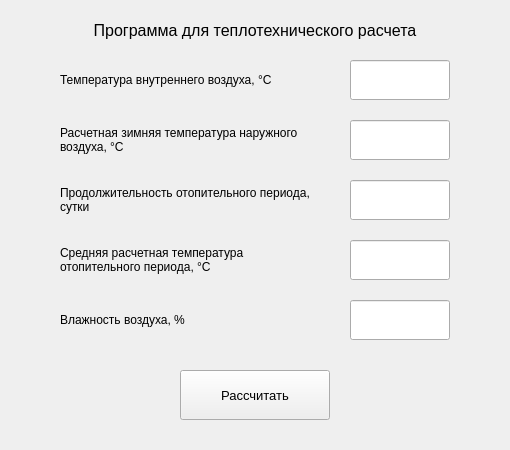
Before: the Qt Designer form design.ui in OsmanovRuslan/CalculationProgram, drawn with Qt 5.
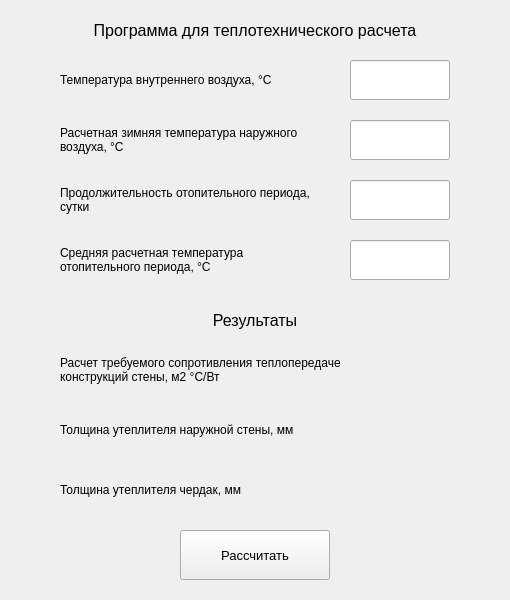
After: the same form once the commit is applied.

What changed in the file:
```diff
--- a/design.ui
+++ b/design.ui
@@ -7,7 +7,7 @@
     <x>0</x>
     <y>0</y>
     <width>510</width>
-    <height>450</height>
+    <height>600</height>
    </rect>
   </property>
   <property name="sizePolicy">
@@ -24,7 +24,7 @@
     <property name="geometry">
      <rect>
       <x>180</x>
-      <y>370</y>
+      <y>530</y>
       <width>150</width>
       <height>50</height>
      </rect>
@@ -99,19 +99,6 @@
      <bool>true</bool>
     </property>
    </widget>
-   <widget class="QLabel" name="label_5">
-    <property name="geometry">
-     <rect>
-      <x>60</x>
-      <y>300</y>
-      <width>250</width>
-      <height>40</height>
-     </rect>
-    </property>
-    <property name="text">
-     <string>Влажность воздуха, %</string>
-    </property>
-   </widget>
    <widget class="QLabel" name="label_6">
     <property name="geometry">
      <rect>
@@ -191,18 +178,125 @@
      <set>Qt::AlignCenter</set>
     </property>
    </widget>
-   <widget class="QLineEdit" name="lineEdit_5">
+   <widget class="QLabel" name="label_5">
     <property name="geometry">
      <rect>
-      <x>350</x>
+      <x>60</x>
+      <y>350</y>
+      <width>300</width>
+      <height>40</height>
+     </rect>
+    </property>
+    <property name="text">
+     <string>Расчет требуемого сопротивления теплопередаче конструкций стены, м2 °С/Вт</string>
+    </property>
+    <property name="wordWrap">
+     <bool>true</bool>
+    </property>
+   </widget>
+   <widget class="QLabel" name="label_7">
+    <property name="geometry">
+     <rect>
+      <x>60</x>
+      <y>410</y>
+      <width>300</width>
+      <height>40</height>
+     </rect>
+    </property>
+    <property name="text">
+     <string>Толщина утеплителя наружной стены, мм</string>
+    </property>
+    <property name="wordWrap">
+     <bool>true</bool>
+    </property>
+   </widget>
+   <widget class="QLabel" name="label_8">
+    <property name="geometry">
+     <rect>
+      <x>60</x>
+      <y>470</y>
+      <width>300</width>
+      <height>40</height>
+     </rect>
+    </property>
+    <property name="text">
+     <string>Толщина утеплителя чердак, мм</string>
+    </property>
+    <property name="wordWrap">
+     <bool>true</bool>
+    </property>
+   </widget>
+   <widget class="QLabel" name="label_9">
+    <property name="geometry">
+     <rect>
+      <x>400</x>
+      <y>350</y>
+      <width>50</width>
+      <height>40</height>
+     </rect>
+    </property>
+    <property name="text">
+     <string/>
+    </property>
+    <property name="alignment">
+     <set>Qt::AlignCenter</set>
+    </property>
+   </widget>
+   <widget class="QLabel" name="label_10">
+    <property name="geometry">
+     <rect>
+      <x>400</x>
+      <y>410</y>
+      <width>50</width>
+      <height>40</height>
+     </rect>
+    </property>
+    <property name="text">
+     <string/>
+    </property>
+    <property name="alignment">
+     <set>Qt::AlignCenter</set>
+    </property>
+   </widget>
+   <widget class="QLabel" name="label_11">
+    <property name="geometry">
+     <rect>
+      <x>400</x>
+      <y>470</y>
+      <width>50</width>
+      <height>40</height>
+     </rect>
+    </property>
+    <property name="text">
+     <string/>
+    </property>
+    <property name="alignment">
+     <set>Qt::AlignCenter</set>
+    </property>
+   </widget>
+   <widget class="QLabel" name="label_12">
+    <property name="geometry">
+     <rect>
+      <x>105</x>
       <y>300</y>
-      <width>100</width>
+      <width>300</width>
       <height>40</height>
      </rect>
     </property>
+    <property name="font">
+     <font>
+      <pointsize>12</pointsize>
+     </font>
+    </property>
+    <property name="text">
+     <string>Результаты</string>
+    </property>
     <property name="alignment">
      <set>Qt::AlignCenter</set>
     </property>
+    <property name="wordWrap">
+     <bool>true</bool>
+    </property>
    </widget>
   </widget>
  </widget>
```
Left out of the diff: 2 changed lines with no effect on the pictures.
